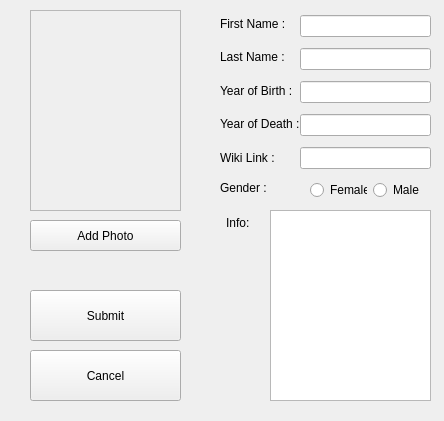
Qt form addwindow.ui (hermanno16/vika3) before a commit.
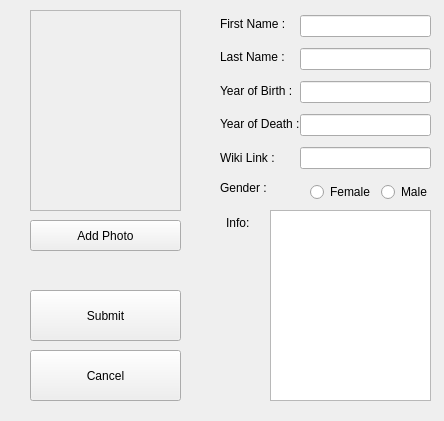
The same form after that commit.

```diff
--- a/addwindow.ui
+++ b/addwindow.ui
@@ -13,12 +13,12 @@
   <property name="windowTitle">
    <string>Form</string>
   </property>
-  <widget class="QWidget" name="">
+  <widget class="QWidget" name="layoutWidget">
    <property name="geometry">
     <rect>
      <x>220</x>
      <y>10</y>
-     <width>81</width>
+     <width>89</width>
      <height>161</height>
     </rect>
    </property>
@@ -151,7 +151,7 @@
     <string>Info:</string>
    </property>
   </widget>
-  <widget class="QWidget" name="">
+  <widget class="QWidget" name="layoutWidget">
    <property name="geometry">
     <rect>
      <x>300</x>
@@ -178,13 +178,13 @@
     </item>
    </layout>
   </widget>
-  <widget class="QWidget" name="">
+  <widget class="QWidget" name="layoutWidget">
    <property name="geometry">
     <rect>
      <x>310</x>
      <y>180</y>
-     <width>114</width>
-     <height>21</height>
+     <width>136</width>
+     <height>24</height>
     </rect>
    </property>
    <layout class="QHBoxLayout" name="horizontalLayout">
```
Left out of the diff: 26 changed lines with no effect on the pictures.
